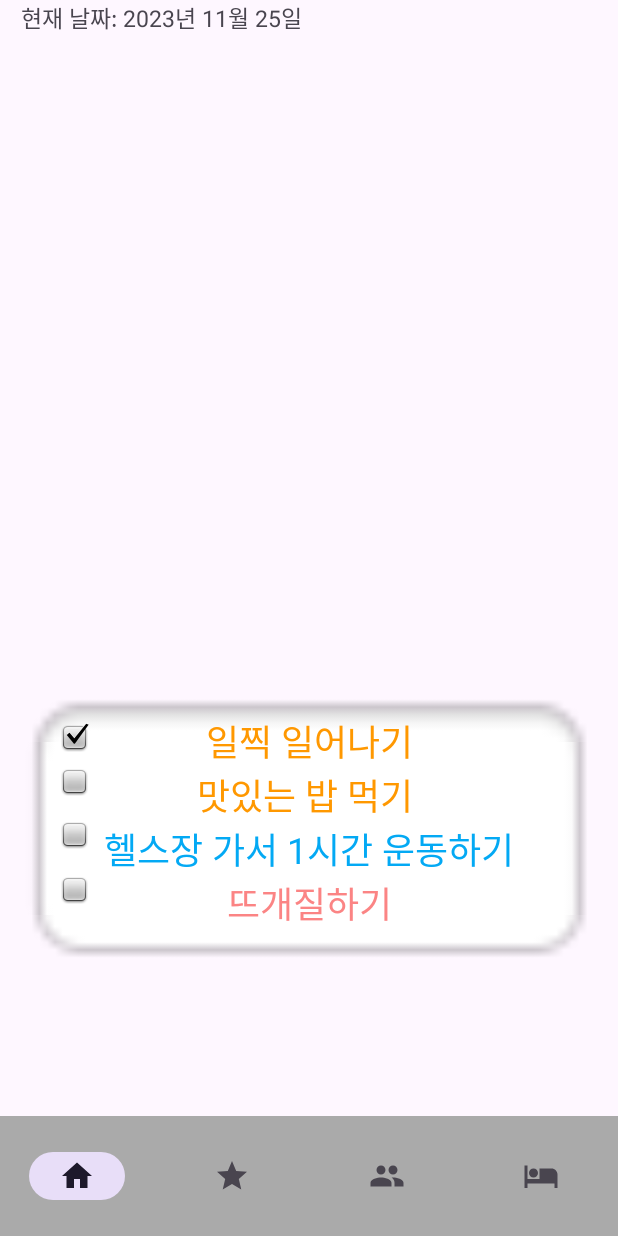
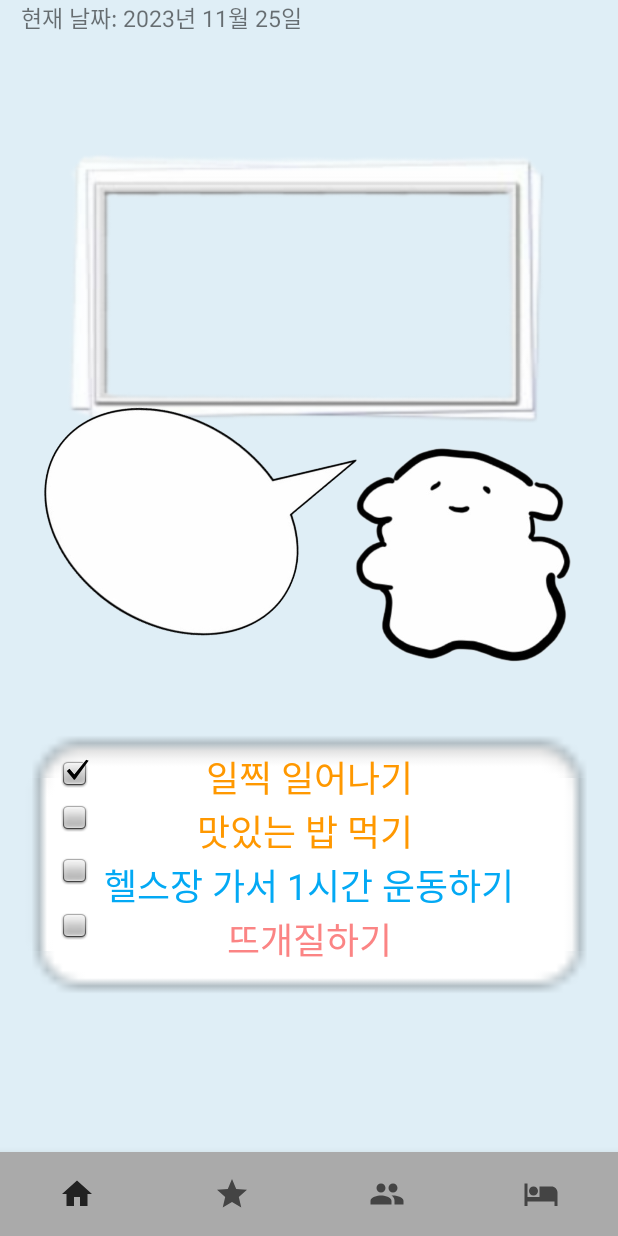
Before and after one commit to dhs82/SuperGrow, an Android app: the screen it shows after launch (MainActivity), after a tap on "로그인 없이 시작", on a phone screen of 412 x 824 dp. Run offline under Robolectric (Android 15) with nearby library versions, the phone set to English and light mode, and no system bars; our stand-ins replace Volley.

Commit message:
homecharacter(#21)

```diff
--- a/app/src/main/AndroidManifest.xml
+++ b/app/src/main/AndroidManifest.xml
@@ -15,6 +15,7 @@
         tools:targetApi="31">
         <activity
             android:name=".MainActivity"
+            android:theme="@style/MainTheme"
             android:exported="true">
         </activity>
         <activity
@@ -23,6 +24,7 @@
         </activity>
         <activity
             android:name=".LoginActivity"
+            android:theme="@style/LoginTheme"
             android:exported="true">
             <intent-filter>
                 <action android:name="android.intent.action.MAIN" />
--- a/app/src/main/java/com/example/canlender_openpro/Fragment/FragHome.java
+++ b/app/src/main/java/com/example/canlender_openpro/Fragment/FragHome.java
@@ -111,6 +111,7 @@ public class FragHome extends Fragment {
                     @Override
                     public void run() {
                         updateWeatherImage(mainWeather);
+                        updateWeatherString(mainWeather);
                     }
                 });
             } else {
@@ -144,10 +145,33 @@ public class FragHome extends Fragment {
             }
         }
     }
+    private String getWeatherString(String mainWeather) {
 
+        if ("clouds".equalsIgnoreCase(mainWeather)) {
+            return "오늘 구름이 많이 꼈엉..";
+        } else if ("clear".equalsIgnoreCase(mainWeather)) {
+            return "날씨 완전 쭈으당 ! ㅎㅎ";
+        } else if ("rain".equalsIgnoreCase(mainWeather)) {
+            return "우산 챙기는거 잊지망 ! ㅎㅎ";
+        } else if ("snow".equalsIgnoreCase(mainWeather)) {
+            return "눈 오는거 정말 이뿌당 ! ㅎㅎ";
+        } else if ("mist".equalsIgnoreCase(mainWeather) || "drizzle".equalsIgnoreCase(mainWeather)) {
+            return "오늘은 조금 꿉꿉하드앙..";
+        } else {
+            return "알 수 없는 날씨 상태입니다.";
+        }
+
+
+    }
+    private String updateWeatherString(String mainWeather) {
+        TextView weatherStringTextView = view.findViewById(R.id.weatherString);
+        String weatherString = getWeatherString(mainWeather);
+        weatherStringTextView.setText(weatherString);
+        return weatherString;
+    }
     private void updateWeatherImage(String mainWeather) {
         ImageView weatherImage = view.findViewById(R.id.weatherImage);
-
+        String weatherString = updateWeatherString(mainWeather);
         if ("clouds".equalsIgnoreCase(mainWeather)) {
             weatherImage.setImageResource(R.drawable.opensw_cloud);
             weatherImage.setVisibility(View.VISIBLE);
--- a/app/src/main/res/layout/activity_main.xml
+++ b/app/src/main/res/layout/activity_main.xml
@@ -10,6 +10,7 @@
         android:id="@+id/main_layout"
         android:layout_width="match_parent"
         android:layout_height="0dp"
+        android:background="#DFEEF6"
         app:layout_constraintBottom_toTopOf="@+id/bottomNavigationView"
         app:layout_constraintEnd_toEndOf="parent"
         app:layout_constraintHorizontal_bias="1.0"
--- a/app/src/main/res/layout/frag_home.xml
+++ b/app/src/main/res/layout/frag_home.xml
@@ -3,7 +3,8 @@
     xmlns:app="http://schemas.android.com/apk/res-auto"
     xmlns:tools="http://schemas.android.com/tools"
     android:layout_width="match_parent"
-    android:layout_height="match_parent">
+    android:layout_height="match_parent"
+    android:scaleX="1">
 
 
     <TextView
@@ -21,16 +22,81 @@
 
     <ImageView
         android:id="@+id/weatherImage"
-        android:layout_width="300dp"
-        android:layout_height="300dp"
+        android:layout_width="250dp"
+        android:layout_height="250dp"
         android:layout_below="@id/textView"
         android:layout_centerHorizontal="true"
-        android:layout_marginTop="70dp"
-        android:visibility="invisible"
+        android:layout_marginStart="45dp"
+        android:layout_marginTop="25dp"
+        android:layout_marginEnd="45dp"
+        android:scaleX="1.1"
+        android:visibility="visible"
         app:layout_constraintBottom_toTopOf="@+id/textView2"
         app:layout_constraintEnd_toEndOf="parent"
         app:layout_constraintStart_toStartOf="parent"
-        app:layout_constraintTop_toTopOf="parent" />
+        app:layout_constraintTop_toTopOf="parent"
+        app:layout_constraintVertical_bias="0.31" />
+
+    <ImageView
+        android:id="@+id/weatherframe"
+        android:layout_width="300dp"
+        android:layout_height="350dp"
+        android:layout_below="@id/textView"
+        android:layout_centerHorizontal="true"
+        android:layout_marginStart="45dp"
+        android:layout_marginTop="20dp"
+        android:layout_marginEnd="45dp"
+        android:scaleX="1.2"
+        android:src="@drawable/opensw_weatherframe"
+
+        app:layout_constraintBottom_toTopOf="@+id/textView2"
+        app:layout_constraintEnd_toEndOf="parent"
+        app:layout_constraintHorizontal_bias="0.347"
+        app:layout_constraintStart_toStartOf="parent"
+        app:layout_constraintTop_toTopOf="parent"
+        app:layout_constraintVertical_bias="0.0" />
+
+    <ImageView
+        android:id="@+id/character"
+        android:layout_width="250dp"
+        android:layout_height="200dp"
+        android:layout_marginEnd="45dp"
+        android:layout_marginBottom="30dp"
+        android:src="@drawable/lev_6char"
+        app:layout_constraintBottom_toTopOf="@+id/textView2"
+        app:layout_constraintEnd_toEndOf="parent"
+        app:layout_constraintHorizontal_bias="0.661"
+        app:layout_constraintStart_toEndOf="@+id/weatherframe" />
+
+    <ImageView
+        android:id="@+id/bubble"
+        android:layout_width="225dp"
+        android:layout_height="153dp"
+        android:layout_marginTop="85dp"
+        android:layout_marginEnd="-40dp"
+        android:layout_marginBottom="10dp"
+        android:rotation="-33"
+        android:rotationX="181"
+        android:rotationY="0"
+        android:scaleY="1.3"
+        android:src="@drawable/bubble_char"
+        app:layout_constraintBottom_toTopOf="@+id/textView2"
+        app:layout_constraintEnd_toStartOf="@+id/character"
+        app:layout_constraintTop_toBottomOf="@+id/textView" />
+
+    <TextView
+        android:id="@+id/weatherString"
+        android:layout_width="135dp"
+        android:layout_height="160dp"
+        android:layout_marginTop="190dp"
+        android:text=""
+        android:textColor="#000000"
+        android:textSize="23sp"
+        app:layout_constraintBottom_toTopOf="@+id/textView2"
+        app:layout_constraintEnd_toEndOf="@+id/bubble"
+        app:layout_constraintStart_toStartOf="@+id/bubble"
+        app:layout_constraintTop_toBottomOf="@+id/textView" />
+         />
 
     <ImageView
         android:id="@+id/imageView2"
--- a/app/src/main/res/values-night/themes.xml
+++ b/app/src/main/res/values-night/themes.xml
@@ -3,5 +3,7 @@
     <style name="Base.Theme.Canlender_OpenPro" parent="Theme.Material3.DayNight.NoActionBar">
         <!-- Customize your dark theme here. -->
         <!-- <item name="colorPrimary">@color/my_dark_primary</item> -->
+        <item name="colorPrimaryDark">@color/mediumvalue</item>
     </style>
+    <style name="Theme.Canlender_OpenPro" parent="Base.Theme.Canlender_OpenPro" />
 </resources>
--- a/app/src/main/res/values/colors.xml
+++ b/app/src/main/res/values/colors.xml
@@ -6,4 +6,8 @@
     <color name="colorPrimaryDark">#FF7043</color>
     <color name="colorAccent">#FFAB40</color>
     <color name="colorGray">#8C8C8C</color>
+    <color name="CornFlowerBlue">#87CEFA</color>
+    <color name="mediumaquamarine">#66CDAA</color>
+    <color name="mediumvalue">#BFD6F6</color>
+
 </resources>
--- a/app/src/main/res/values/styles.xml
+++ b/app/src/main/res/values/styles.xml
@@ -17,4 +17,21 @@
     <style name="urgentButton" parent="Widget.AppCompat.Button.Colored">
         <item name="android:colorPrimaryDark">@color/colorPrimaryDark</item>
     </style>
+    // main,login 상단바 색상 다르게 하기
+    <style name="MainTheme" parent="Theme.AppCompat.Light.DarkActionBar">
+
+        <item name="colorPrimaryDark">@color/mediumvalue</item>
+        <item name="windowActionBar">false</item>
+        <item name="windowNoTitle">true</item>
+        <!-- ... other theme attributes ... -->
+    </style>
+
+    <style name="LoginTheme" parent="Theme.AppCompat.Light.DarkActionBar">
+
+        <item name="colorPrimaryDark">@color/mediumvalue</item>
+        <item name="windowActionBar">false</item>
+        <item name="windowNoTitle">true</item>
+        <!-- ... other theme attributes ... -->
+    </style>
+
 </resources>
--- a/app/src/main/res/values/themes.xml
+++ b/app/src/main/res/values/themes.xml
@@ -3,7 +3,7 @@
     <style name="Base.Theme.Canlender_OpenPro" parent="Theme.Material3.DayNight.NoActionBar">
         <!-- Customize your light theme here. -->
         <!-- <item name="colorPrimary">@color/my_light_primary</item> -->
+        <item name="colorPrimaryDark">@color/mediumvalue</item>
     </style>
-
     <style name="Theme.Canlender_OpenPro" parent="Base.Theme.Canlender_OpenPro" />
 </resources>
```
Also changed, not shown: app/src/main/res/drawable/bubble_char.png (added), app/src/main/res/drawable/lev_1char.png (added), app/src/main/res/drawable/lev_2char.png (added), app/src/main/res/drawable/lev_3char.png (added), app/src/main/res/drawable/lev_4char.png (added), app/src/main/res/drawable/lev_5char.png (added), app/src/main/res/drawable/lev_6char.png (added), app/src/main/res/drawable/opensw_clear.jpg, app/src/main/res/drawable/opensw_weatherframe.png (added).
